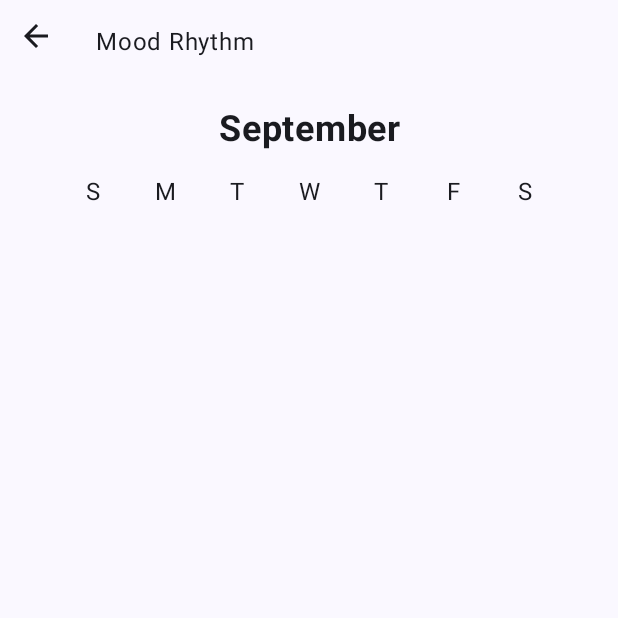
After one commit to pabloboo/MoodRhythm, an Android app built with Jetpack Compose: the MonthlyStatsActivity screen opened directly, with no data from a screen before it, on a phone screen of 412 x 824 dp, the top half of it. The commit adds this screen. Run offline under Robolectric (Android 15) with nearby library versions, the phone set to English and light mode, and no system bars.

Commit message:
Current month mood statistics

```diff
--- a/app/src/main/AndroidManifest.xml
+++ b/app/src/main/AndroidManifest.xml
@@ -1,6 +1,6 @@
 <?xml version="1.0" encoding="utf-8"?>
 <manifest xmlns:android="http://schemas.android.com/apk/res/android"
-    xmlns:tools="http://schemas.android.com/tools" >
+    xmlns:tools="http://schemas.android.com/tools">
 
     <application
         android:allowBackup="true"
@@ -11,7 +11,11 @@
         android:roundIcon="@mipmap/ic_launcher_round"
         android:supportsRtl="true"
         android:theme="@style/Theme.MoodRhythm"
-        tools:targetApi="31" >
+        tools:targetApi="31">
+        <activity
+            android:name=".stats.MonthlyStatsActivity"
+            android:exported="false"
+            android:theme="@style/Theme.MoodRhythm" />
         <activity
             android:name=".stats.YearlyStatsActivity"
             android:exported="false"
@@ -23,7 +27,7 @@
         <activity
             android:name=".LauncherActivity"
             android:exported="true"
-            android:theme="@style/Theme.AppCompat.Light.NoActionBar" >
+            android:theme="@style/Theme.AppCompat.Light.NoActionBar">
             <intent-filter>
                 <action android:name="android.intent.action.MAIN" />
 
--- /dev/null
+++ b/app/src/main/java/com/moodrhythm/stats/MonthlyStatsActivity.kt
@@ -0,0 +1,139 @@
+package com.moodrhythm.stats
+
+import android.app.Activity
+import android.content.Context
+import android.content.Intent
+import android.os.Bundle
+import androidx.activity.ComponentActivity
+import androidx.activity.compose.setContent
+import androidx.activity.enableEdgeToEdge
+import androidx.compose.foundation.Image
+import androidx.compose.foundation.background
+import androidx.compose.foundation.layout.Box
+import androidx.compose.foundation.layout.Column
+import androidx.compose.foundation.layout.Row
+import androidx.compose.foundation.layout.fillMaxSize
+import androidx.compose.foundation.layout.padding
+import androidx.compose.foundation.layout.size
+import androidx.compose.foundation.layout.width
+import androidx.compose.foundation.lazy.LazyColumn
+import androidx.compose.foundation.lazy.LazyRow
+import androidx.compose.material3.MaterialTheme
+import androidx.compose.material3.Scaffold
+import androidx.compose.material3.Text
+import androidx.compose.runtime.Composable
+import androidx.compose.ui.Alignment
+import androidx.compose.ui.Modifier
+import androidx.compose.ui.platform.LocalContext
+import androidx.compose.ui.res.painterResource
+import androidx.compose.ui.text.font.FontWeight
+import androidx.compose.ui.text.style.TextAlign
+import androidx.compose.ui.tooling.preview.Preview
+import androidx.compose.ui.unit.dp
+import androidx.compose.ui.unit.sp
+import androidx.core.content.ContextCompat.getString
+import com.moodrhythm.R
+import com.moodrhythm.ui.theme.MoodRhythmTheme
+import com.moodrhythm.utils.CustomAppBar
+import com.moodrhythm.utils.getCurrentMonth
+import com.moodrhythm.utils.getMonthlyMoodData
+
+class MonthlyStatsActivity : ComponentActivity() {
+    override fun onCreate(savedInstanceState: Bundle?) {
+        super.onCreate(savedInstanceState)
+        enableEdgeToEdge()
+        setContent {
+            MoodRhythmTheme {
+                MonthlyStatsScreen(this)
+            }
+        }
+    }
+}
+
+@Composable
+fun MonthlyStatsScreen(activity: Activity) {
+    Scaffold(modifier = Modifier.fillMaxSize()) { innerPadding ->
+        Column (Modifier.padding(innerPadding)) {
+            CustomAppBar(
+                onBackClick = {
+                    val intent = Intent(activity, StatsActivity::class.java)
+                    activity.startActivity(intent)
+                }
+            )
+            Text(
+                text = getCurrentMonth(activity),
+                fontSize = 24.sp,
+                fontWeight = FontWeight.Bold,
+                color = MaterialTheme.colorScheme.onBackground,
+                textAlign = TextAlign.Center,
+                modifier = Modifier.padding(16.dp).align(Alignment.CenterHorizontally)
+            )
+            MoodMonthlyVisualizer(
+                context = LocalContext.current,
+                modifier = Modifier.align(Alignment.CenterHorizontally)
+            )
+        }
+    }
+}
+
+@Composable
+fun MoodMonthlyVisualizer(context: Context, modifier: Modifier = Modifier) {
+    val monthlyData = getMonthlyMoodData(context)
+    val grid = Array(6) { Array(7) { 0 } } // Maximum 6 weeks in a month
+    val daysOfWeek = listOf(
+        getString(context, R.string.sunday),
+        getString(context, R.string.monday),
+        getString(context, R.string.tuesday),
+        getString(context, R.string.wednesday),
+        getString(context, R.string.thursday),
+        getString(context, R.string.friday),
+        getString(context, R.string.saturday)
+    )
+
+    monthlyData.forEach { (date, emotion) ->
+        val dayOfWeek = date.dayOfWeek.value
+        val week = date.dayOfMonth / 7
+        grid[week][dayOfWeek] = emotion.imageId
+    }
+
+    LazyColumn (modifier = modifier) {
+        item {
+            Row {
+                daysOfWeek.forEach { day ->
+                    Text(
+                        text = day,
+                        modifier = Modifier
+                            .width(48.dp)
+                            .background(MaterialTheme.colorScheme.surface),
+                        textAlign = TextAlign.Center
+                    )
+                }
+            }
+        }
+        items(6) { week ->
+            LazyRow {
+                items(7) { dayOfWeek ->
+                    val image = grid[week][dayOfWeek]
+                    Box(
+                        modifier = Modifier
+                            .size(48.dp)
+                            .background(MaterialTheme.colorScheme.surface)
+                    ) {
+                        if (image != 0) {
+                            Text(text = dayOfWeek.toString(), modifier = Modifier.size(48.dp), textAlign = TextAlign.Center)
+                            Image(painter = painterResource(image), contentDescription = "Emotion image")
+                        }
+                    }
+                }
+            }
+        }
+    }
+}
+
+@Preview(showBackground = true)
+@Composable
+fun MonthlyStatsPreview() {
+    MoodRhythmTheme {
+        MonthlyStatsScreen(MonthlyStatsActivity())
+    }
+}
--- a/app/src/main/java/com/moodrhythm/stats/StatsActivity.kt
+++ b/app/src/main/java/com/moodrhythm/stats/StatsActivity.kt
@@ -56,6 +56,11 @@ fun StatsScreen(activity: Activity) {
                 title = R.string.yearly_stats,
                 onClick = { yearlyStatsClick(activity) }
             )
+            StatsTitleCard(
+                modifier = Modifier,
+                title = R.string.monthly_stats,
+                onClick = { monthlyStatsClick(activity) }
+            )
         }
     }
 }
@@ -85,6 +90,11 @@ fun yearlyStatsClick(activity: Activity) {
     activity.startActivity(intent)
 }
 
+fun monthlyStatsClick(activity: Activity) {
+    val intent = Intent(activity, MonthlyStatsActivity::class.java)
+    activity.startActivity(intent)
+}
+
 @Preview(showBackground = true)
 @Composable
 fun GreetingPreview() {
--- a/app/src/main/java/com/moodrhythm/utils/StatsFunctions.kt
+++ b/app/src/main/java/com/moodrhythm/utils/StatsFunctions.kt
@@ -1,13 +1,42 @@
 package com.moodrhythm.utils
 
+import android.app.Activity
 import android.content.Context
 import com.moodrhythm.model.Emotion
 import com.moodrhythm.model.findEmotionById
 import java.time.LocalDate
 import java.time.format.DateTimeFormatter
+import java.util.Locale
 
 fun getCurrentYear(): Int {
     return LocalDate.now().year
+}
+
+fun getCurrentMonth(activity: Activity): String {
+    val month = LocalDate.now().month.getDisplayName(java.time.format.TextStyle.FULL, Locale(getSharedPreferencesLocale(activity, SharedPrefsConstants.LANGUAGE)))
+    return month[0].uppercase() + month.substring(1)
+}
+
+fun getMonthlyMoodData(context: Context): List<Pair<LocalDate, Emotion>> {
+    val monthlyMoodData = ArrayList<Pair<LocalDate, Emotion>>()
+    val currentYear = LocalDate.now().year
+    val currentMonth = LocalDate.now().month
+    val startDate = LocalDate.of(currentYear, currentMonth, 1)
+    val endDate = LocalDate.of(currentYear, currentMonth, startDate.lengthOfMonth())
+    val formatter = DateTimeFormatter.ofPattern("yyyy-MM-dd")
+
+    var date = startDate
+    while (!date.isAfter(endDate)) {
+        val key = SharedPrefsConstants.CURRENT_DAY_EMOTION_ID + "-" + date.format(formatter)
+        val moodId = getSharedPreferencesValueInt(context, key)
+        if (moodId != -1) {
+            val mood = findEmotionById(moodId)
+            monthlyMoodData.add(Pair(date, mood))
+        }
+        date = date.plusDays(1)
+    }
+
+    return monthlyMoodData
 }
 
 fun getYearlyMoodData(context: Context): List<Pair<LocalDate, Emotion>> {
--- a/app/src/main/res/values/strings.xml
+++ b/app/src/main/res/values/strings.xml
@@ -13,4 +13,12 @@
     <string name="check_your_mood_playlist">Listen to your mood playlist</string>
     <string name="last_week_mood_history">Your Last Week\'s Mood History</string>
     <string name="yearly_stats">Yearly stats</string>
+    <string name="monthly_stats">Monthly stats</string>
+    <string name="sunday">S</string>
+    <string name="monday">M</string>
+    <string name="tuesday">T</string>
+    <string name="wednesday">W</string>
+    <string name="thursday">T</string>
+    <string name="friday">F</string>
+    <string name="saturday">S</string>
 </resources>
```
Also changed, not shown: 1 other file.
